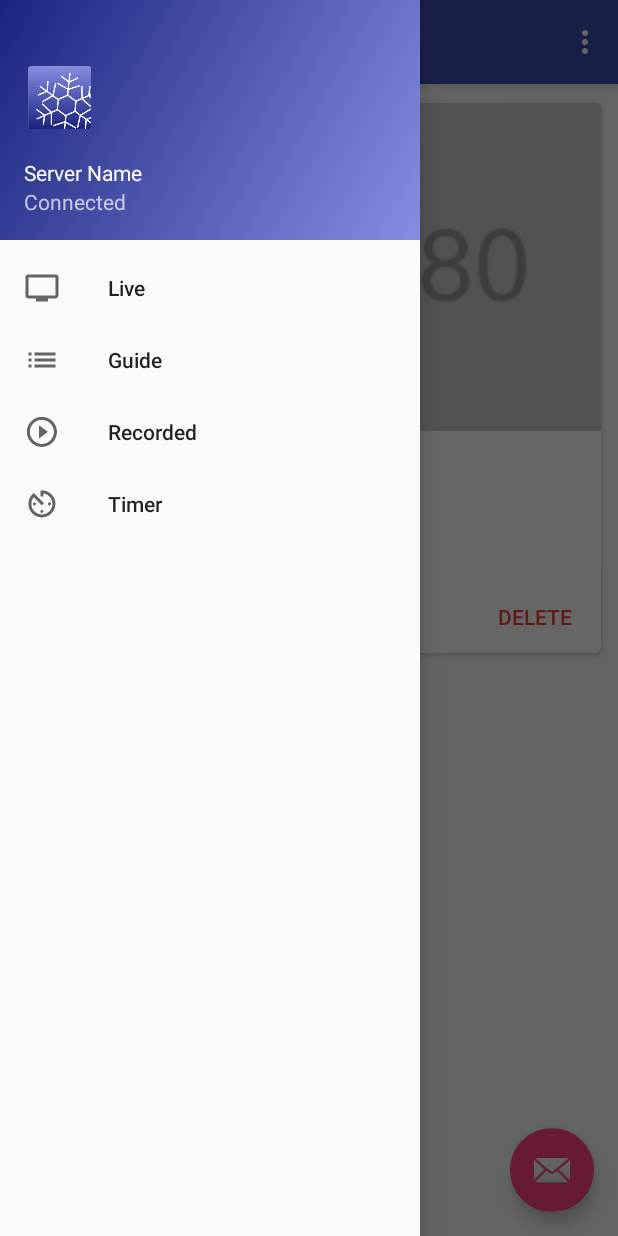
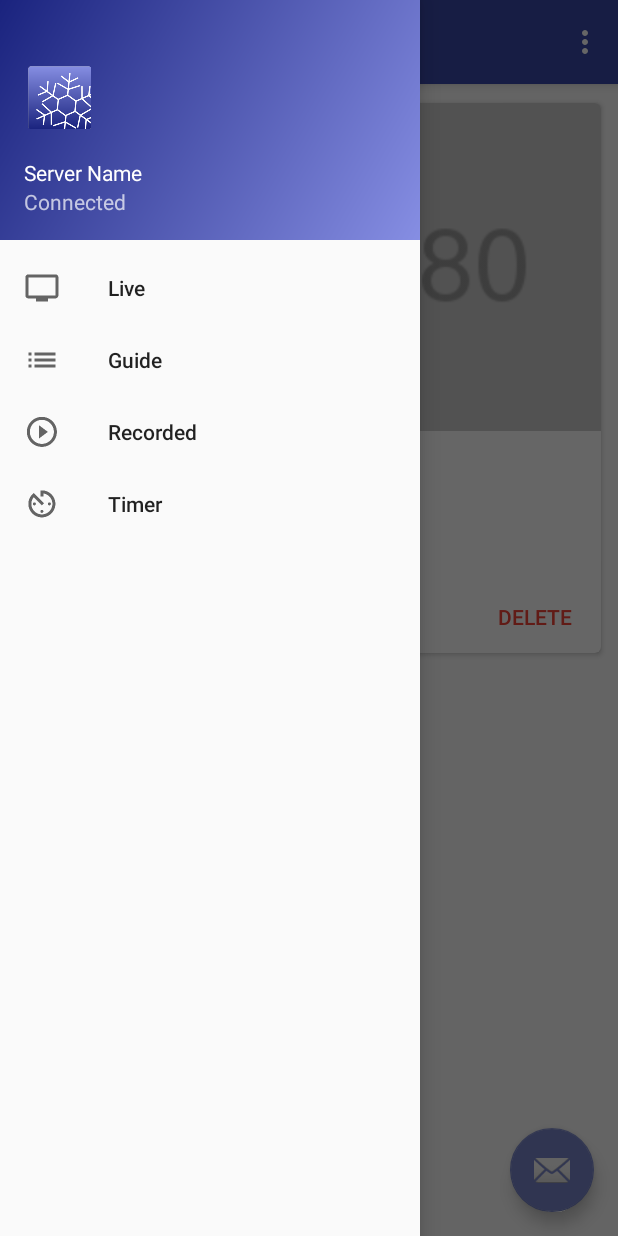
Before and after one commit to mizucoffee/DD-122, an Android app: the screen it shows after launch (DashboardActivity), with the side drawer open, on a phone screen of 412 x 824 dp. Run offline under Robolectric (Android 15) with nearby library versions, the phone set to English and light mode, and no system bars.

Commit message:
[mod] change theme color

```diff
--- a/app/src/main/AndroidManifest.xml
+++ b/app/src/main/AndroidManifest.xml
@@ -18,6 +18,10 @@
                 <category android:name="android.intent.category.LAUNCHER" />
             </intent-filter>
         </activity>
+        <activity
+            android:name=".SelectServerActivity"
+            android:label="@string/title_activity_select_server"
+            android:theme="@style/AppTheme.NoActionBar"></activity>
     </application>
 
 </manifest>
--- a/app/src/main/res/layout/nav_header_dashboard.xml
+++ b/app/src/main/res/layout/nav_header_dashboard.xml
@@ -1,16 +1,27 @@
 <?xml version="1.0" encoding="utf-8"?>
-<LinearLayout xmlns:android="http://schemas.android.com/apk/res/android"
+<FrameLayout xmlns:android="http://schemas.android.com/apk/res/android"
     xmlns:app="http://schemas.android.com/apk/res-auto"
     android:layout_width="match_parent"
     android:layout_height="@dimen/nav_header_height"
     android:background="@drawable/side_nav_bar"
+    android:theme="@style/ThemeOverlay.AppCompat.Dark">
+
+
+    <Button
+        android:layout_width="match_parent"
+        android:layout_height="match_parent"
+        android:id="@+id/button4"
+        style="@style/Widget.AppCompat.Button.Borderless" />
+
+    <LinearLayout
         android:gravity="bottom"
+        android:layout_width="match_parent"
+        android:layout_height="match_parent"
         android:orientation="vertical"
         android:paddingBottom="@dimen/activity_vertical_margin"
         android:paddingLeft="@dimen/activity_horizontal_margin"
         android:paddingRight="@dimen/activity_horizontal_margin"
-    android:paddingTop="@dimen/activity_vertical_margin"
-    android:theme="@style/ThemeOverlay.AppCompat.Dark">
+        android:paddingTop="@dimen/activity_vertical_margin">
 
         <ImageView
             android:id="@+id/imageView"
@@ -35,3 +46,5 @@
             android:text="Connected" />
 
     </LinearLayout>
+
+</FrameLayout>
--- a/app/src/main/res/values/colors.xml
+++ b/app/src/main/res/values/colors.xml
@@ -1,6 +1,6 @@
 <?xml version="1.0" encoding="utf-8"?>
 <resources>
-    <color name="colorPrimary">#3F51B5</color>
-    <color name="colorPrimaryDark">#303F9F</color>
-    <color name="colorAccent">#FF4081</color>
+    <color name="colorPrimary">#3949AB</color>
+    <color name="colorPrimaryDark">#283593</color>
+    <color name="colorAccent">#7986CB</color>
 </resources>
--- a/app/src/main/res/values/strings.xml
+++ b/app/src/main/res/values/strings.xml
@@ -8,4 +8,5 @@
 
     <!-- TODO: Remove or change this placeholder text -->
     <string name="hello_blank_fragment">Hello blank fragment</string>
+    <string name="title_activity_select_server">Select Server</string>
 </resources>
```
Also changed, not shown: app/src/main/java/net/mizucoffee/hatsuyuki_chinachu/SelectServerActivity.java (added, +29 -0 lines), app/src/main/res/layout/activity_select_server.xml (added, +40 -0 lines), 2 other files. Lines whose indentation alone changed are shown as unchanged.
